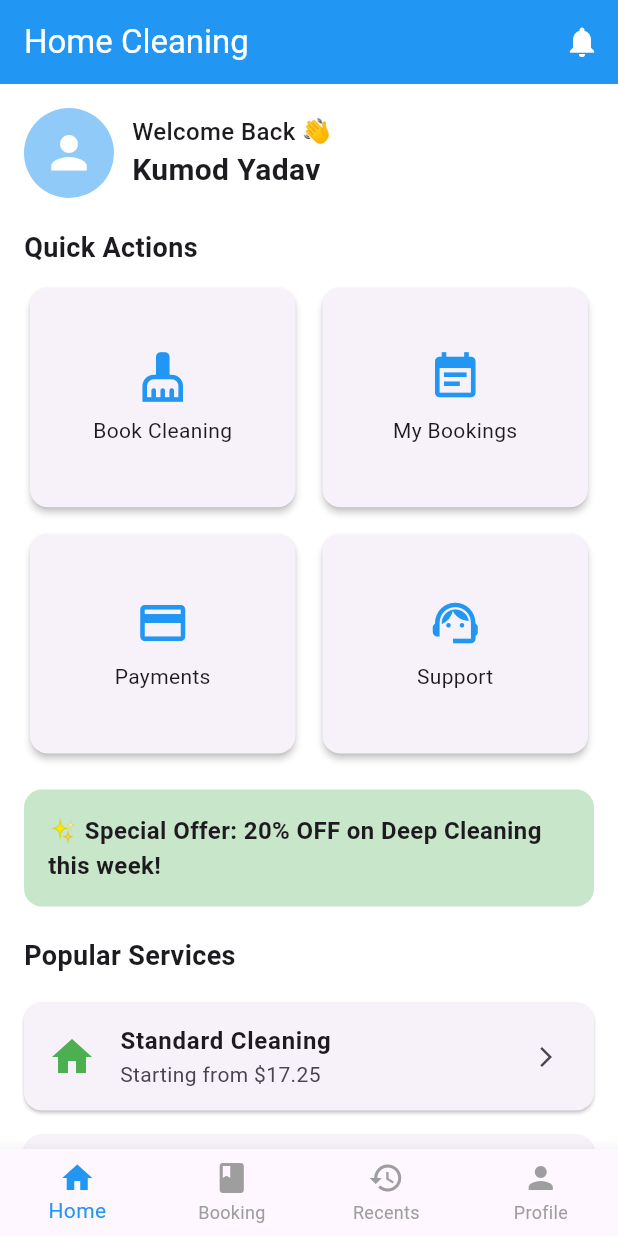
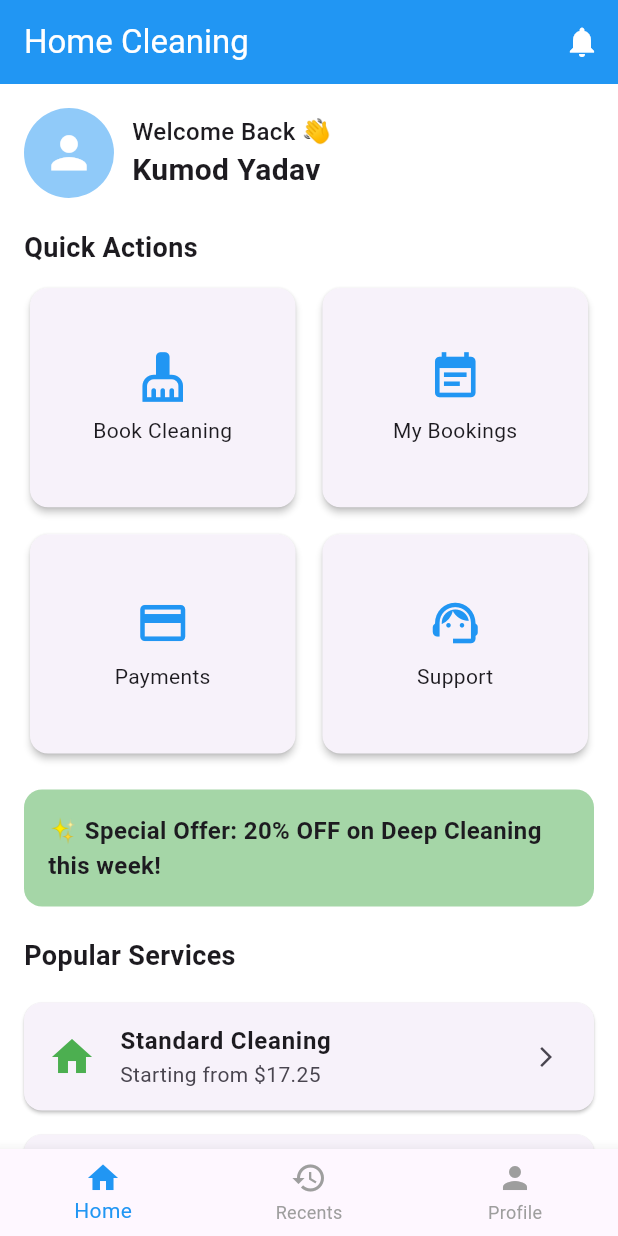
Before and after one commit to kumodd/cleopatra, a Flutter app: the screen it shows after launch, on a phone screen of 412 x 824 dp. Run offline on Flutter 3.47's test engine with Material 3 defaults, Android fonts, the phone set to English and light mode, and no system bars; our stand-ins replace get, get_storage.

```diff
--- a/lib/app/modules/home/views/home_view.dart
+++ b/lib/app/modules/home/views/home_view.dart
@@ -99,7 +99,7 @@ class HomeView extends GetView<HomeController> {
               width: double.infinity,
               padding: const EdgeInsets.all(16),
               decoration: BoxDecoration(
-                color: Colors.green.shade100,
+                color: Colors.green.shade200,
                 borderRadius: BorderRadius.circular(12),
               ),
               child: const Text(
--- a/lib/app/widgets/nav_screen.dart
+++ b/lib/app/widgets/nav_screen.dart
@@ -11,7 +11,7 @@ class NavScreen extends StatelessWidget {
 
   final List<Widget> _screens = [
     const HomeView(),
-    BookingView(),
+    // BookingView(),
     const RecentsView(),
     const ProfileView(),
   ];
@@ -20,7 +20,8 @@ class NavScreen extends StatelessWidget {
   Widget build(BuildContext context) {
     final NavController navController = Get.find();
 
-    return Obx(() => Scaffold(
+    return Obx(
+      () => Scaffold(
         body: _screens[navController.selectedIndex.value],
         bottomNavigationBar: BottomNavigationBar(
           currentIndex: navController.selectedIndex.value,
@@ -28,11 +29,15 @@ class NavScreen extends StatelessWidget {
           type: BottomNavigationBarType.fixed,
           items: const [
             BottomNavigationBarItem(icon: Icon(Icons.home), label: "Home"),
-              BottomNavigationBarItem(icon: Icon(Icons.book), label: "Booking"),
-              BottomNavigationBarItem(icon: Icon(Icons.history), label: "Recents"),
+            // BottomNavigationBarItem(icon: Icon(Icons.book), label: "Booking"),
+            BottomNavigationBarItem(
+              icon: Icon(Icons.history),
+              label: "Recents",
+            ),
             BottomNavigationBarItem(icon: Icon(Icons.person), label: "Profile"),
           ],
         ),
-        ));
+      ),
+    );
   }
 }
```
Also changed, not shown: lib/app/modules/profile/views/profile_view.dart (+0 -8 lines), 5 other files. Lines whose indentation alone changed are shown as unchanged.
